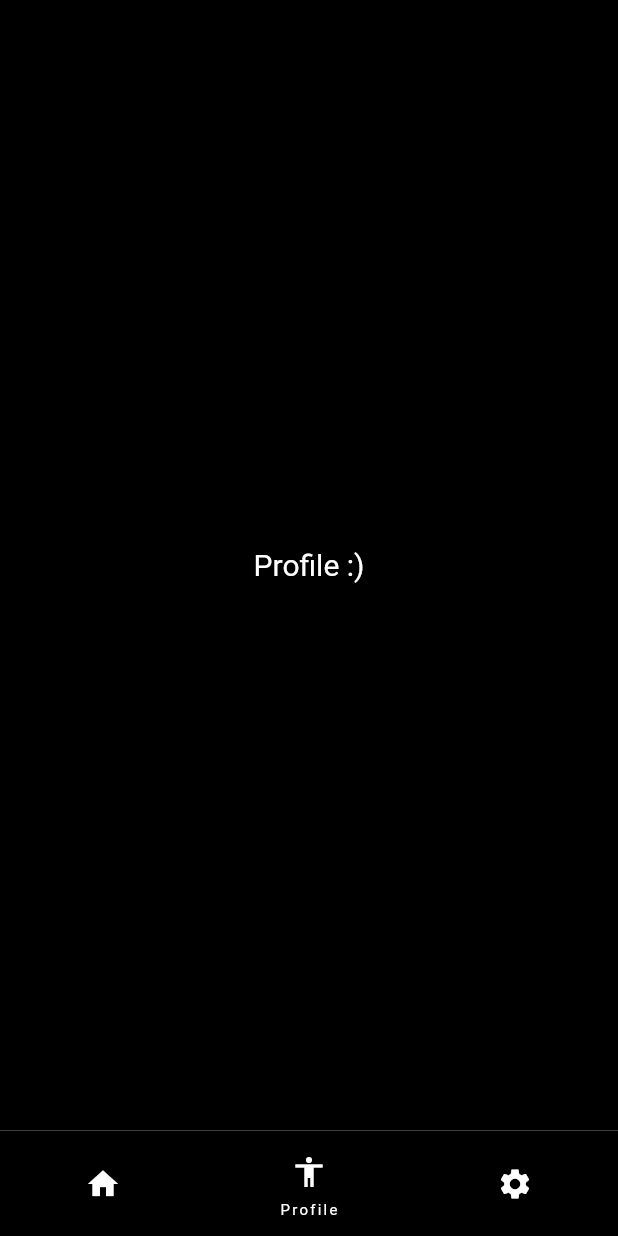
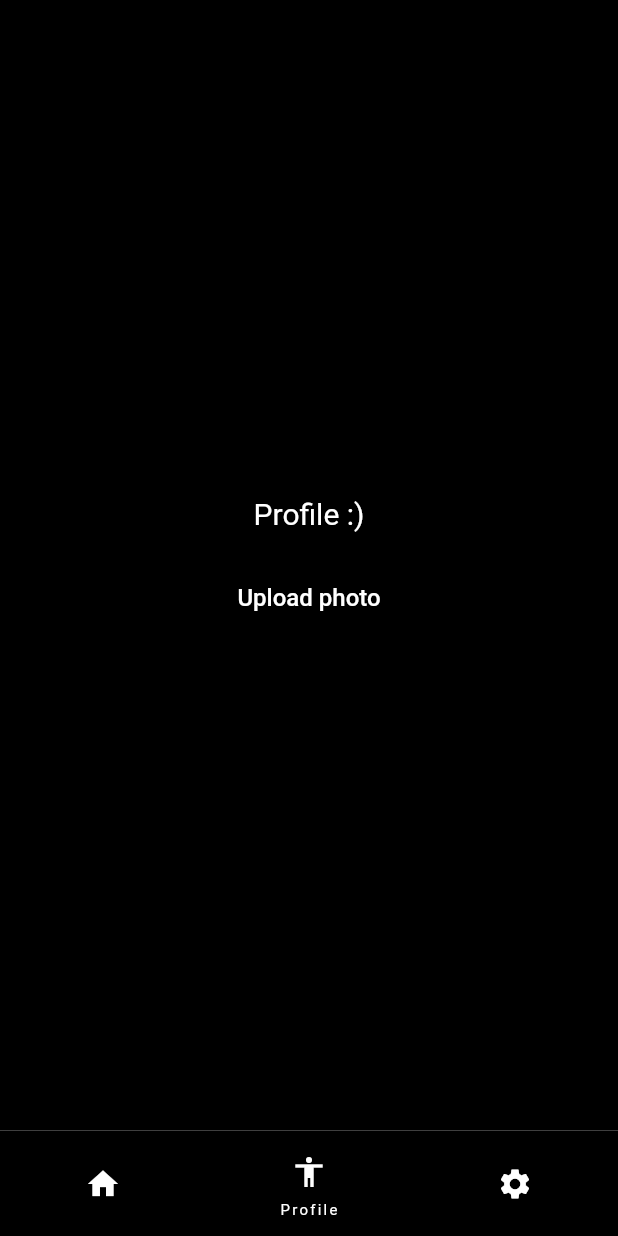
Before and after one commit to Marija97/Ash-Flutter-Mobile-App, a Flutter app: the screen it shows after launch, item 2 of the bottom bar chosen, on a phone screen of 412 x 824 dp. Run offline on Flutter 3.47's test engine with Material 2 defaults, Android fonts, the phone set to English and light mode, and no system bars.

Commit message:
Upload a photo setup

```diff
--- a/lib/pages/home/profile/profile_page.dart
+++ b/lib/pages/home/profile/profile_page.dart
@@ -1,12 +1,21 @@
 import 'package:flutter/material.dart';
 
+import '../../../widgets/button.dart';
 import '../../../widgets/text.dart';
 
 class ProfilePage extends StatelessWidget {
+  void _uploadAPhoto() {}
+
   @override
   Widget build(BuildContext context) {
     return Center(
-      child: AshText.large('Profile :)'),
+      child: Column(children: [
+        const Spacer(),
+        AshText.large('Profile :)'),
+        const SizedBox(height: 20),
+        AshButton(title: 'Upload photo', onTap: _uploadAPhoto),
+        const Spacer(),
+      ]),
     );
   }
 }
--- /dev/null
+++ b/lib/widgets/button.dart
@@ -0,0 +1,18 @@
+import 'package:flutter/material.dart';
+
+import 'text.dart';
+
+class AshButton extends StatelessWidget {
+  const AshButton({required this.title, this.onTap});
+
+  final String title;
+  final void Function()? onTap;
+
+  @override
+  Widget build(BuildContext context) {
+    return MaterialButton(
+      onPressed: onTap,
+      child: AshText.medium(title),
+    );
+  }
+}
```
